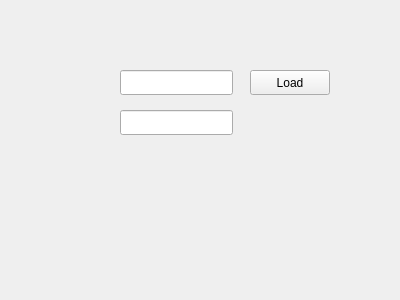
Before: the Qt Designer form widget.ui in YaoLiMuMu/CAR_BMS, drawn with Qt 5.
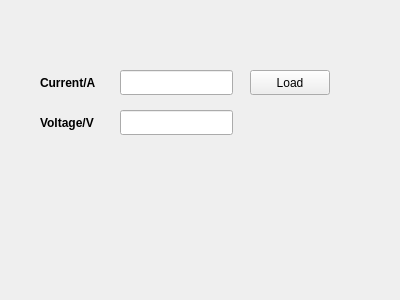
After: the same form once the commit is applied.

The edit to the form file:
```diff
--- a/widget.ui
+++ b/widget.ui
@@ -52,6 +52,50 @@
     </rect>
    </property>
   </widget>
+  <widget class="QLabel" name="label2_7">
+   <property name="geometry">
+    <rect>
+     <x>40</x>
+     <y>110</y>
+     <width>75</width>
+     <height>25</height>
+    </rect>
+   </property>
+   <property name="font">
+    <font>
+     <weight>75</weight>
+     <bold>true</bold>
+    </font>
+   </property>
+   <property name="text">
+    <string>Voltage/V</string>
+   </property>
+   <property name="buddy">
+    <cstring>lineEdit2_1</cstring>
+   </property>
+  </widget>
+  <widget class="QLabel" name="label2_8">
+   <property name="geometry">
+    <rect>
+     <x>40</x>
+     <y>70</y>
+     <width>75</width>
+     <height>25</height>
+    </rect>
+   </property>
+   <property name="font">
+    <font>
+     <weight>75</weight>
+     <bold>true</bold>
+    </font>
+   </property>
+   <property name="text">
+    <string>Current/A</string>
+   </property>
+   <property name="buddy">
+    <cstring>lineEdit2_2</cstring>
+   </property>
+  </widget>
  </widget>
  <layoutdefault spacing="6" margin="11"/>
  <resources/>
```
